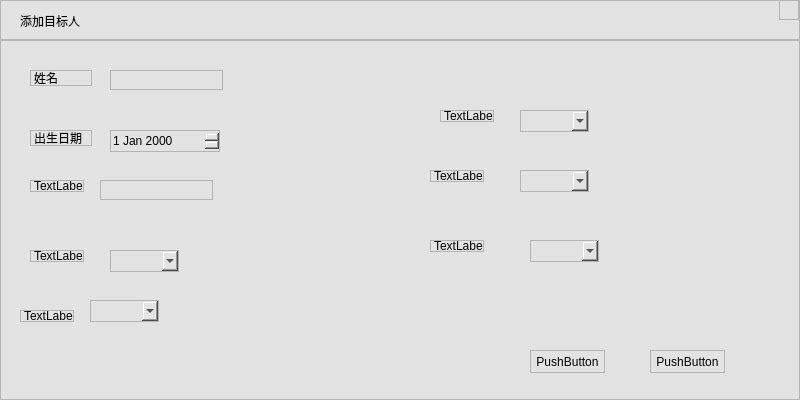
Above: UIModule/addtargetperson.ui from zhangjianscc/ZMClient before the change. Below: the same form after it.
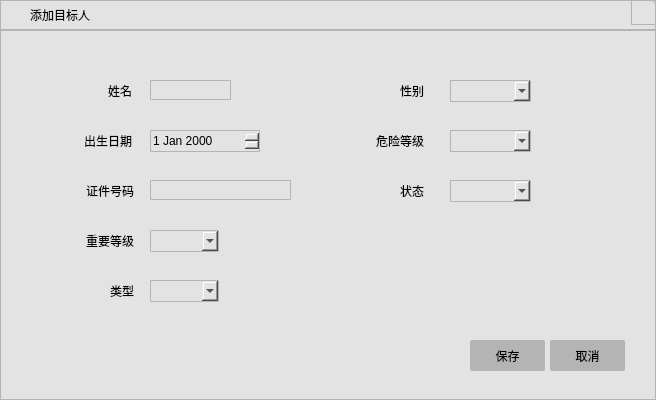
That is the form after the change. Icons and pictures are not drawn.

Patch:
```diff
--- a/UIModule/addtargetperson.ui
+++ b/UIModule/addtargetperson.ui
@@ -6,7 +6,7 @@
    <rect>
     <x>0</x>
     <y>0</y>
-    <width>800</width>
+    <width>656</width>
     <height>400</height>
    </rect>
   </property>
@@ -15,7 +15,8 @@
   </property>
   <property name="styleSheet">
    <string notr="true">background-color: rgb(227, 227, 227);
-border:1px solid rgb(180,180,180);</string>
+border:1px solid rgb(180,180,180);
+border-radius:5px;</string>
   </property>
   <layout class="QVBoxLayout" name="verticalLayout">
    <property name="spacing">
@@ -38,24 +39,33 @@
      <property name="minimumSize">
       <size>
        <width>0</width>
-       <height>40</height>
+       <height>30</height>
       </size>
      </property>
      <property name="maximumSize">
       <size>
        <width>16777215</width>
-       <height>40</height>
+       <height>30</height>
       </size>
      </property>
+     <property name="styleSheet">
+      <string notr="true">border-radius:0px</string>
+     </property>
      <widget class="QLabel" name="label">
       <property name="geometry">
        <rect>
         <x>20</x>
-        <y>5</y>
-        <width>101</width>
-        <height>31</height>
+        <y>7</y>
+        <width>80</width>
+        <height>16</height>
        </rect>
       </property>
+      <property name="sizePolicy">
+       <sizepolicy hsizetype="Preferred" vsizetype="Fixed">
+        <horstretch>0</horstretch>
+        <verstretch>0</verstretch>
+       </sizepolicy>
+      </property>
       <property name="styleSheet">
        <string notr="true">font: 11pt &quot;黑体&quot;;
 border:none</string>
@@ -63,18 +73,36 @@
       <property name="text">
        <string>添加目标人</string>
       </property>
+      <property name="alignment">
+       <set>Qt::AlignCenter</set>
+      </property>
      </widget>
      <widget class="QPushButton" name="pushButton">
       <property name="geometry">
        <rect>
-        <x>779</x>
+        <x>631</x>
         <y>0</y>
-        <width>20</width>
-        <height>20</height>
+        <width>25</width>
+        <height>25</height>
        </rect>
       </property>
+      <property name="minimumSize">
+       <size>
+        <width>25</width>
+        <height>25</height>
+       </size>
+      </property>
+      <property name="maximumSize">
+       <size>
+        <width>25</width>
+        <height>25</height>
+       </size>
+      </property>
       <property name="styleSheet">
-       <string notr="true">border-image: url(:/images/mouseenter03.png);</string>
+       <string notr="true">border-top-right-radius:5px;
+border-top-left-radius:0px;
+border-bottom-right-radius:0px;
+border-bottom-left-radius:px;</string>
       </property>
       <property name="text">
        <string/>
@@ -84,214 +112,312 @@
    </item>
    <item>
     <widget class="QWidget" name="widget_2" native="true">
+     <property name="styleSheet">
+      <string notr="true">border-radius:0px</string>
+     </property>
      <widget class="QLabel" name="label_2">
       <property name="geometry">
        <rect>
-        <x>30</x>
-        <y>90</y>
-        <width>62</width>
-        <height>16</height>
+        <x>61</x>
+        <y>100</y>
+        <width>71</width>
+        <height>21</height>
        </rect>
       </property>
+      <property name="styleSheet">
+       <string notr="true">border:none;
+font: 11pt &quot;黑体&quot;;</string>
+      </property>
       <property name="text">
        <string>出生日期</string>
       </property>
+      <property name="alignment">
+       <set>Qt::AlignRight|Qt::AlignTrailing|Qt::AlignVCenter</set>
+      </property>
      </widget>
      <widget class="QLabel" name="label_3">
       <property name="geometry">
        <rect>
-        <x>30</x>
-        <y>30</y>
+        <x>70</x>
+        <y>50</y>
         <width>62</width>
-        <height>16</height>
+        <height>21</height>
        </rect>
       </property>
+      <property name="layoutDirection">
+       <enum>Qt::LeftToRight</enum>
+      </property>
+      <property name="styleSheet">
+       <string notr="true">border:none;
+font: 11pt &quot;黑体&quot;;</string>
+      </property>
       <property name="text">
        <string>姓名</string>
       </property>
+      <property name="alignment">
+       <set>Qt::AlignRight|Qt::AlignTrailing|Qt::AlignVCenter</set>
+      </property>
      </widget>
      <widget class="QLabel" name="label_4">
       <property name="geometry">
        <rect>
-        <x>30</x>
-        <y>140</y>
-        <width>54</width>
-        <height>12</height>
+        <x>43</x>
+        <y>150</y>
+        <width>91</width>
+        <height>21</height>
        </rect>
       </property>
+      <property name="styleSheet">
+       <string notr="true">border:none;
+font: 11pt &quot;黑体&quot;;</string>
+      </property>
       <property name="text">
-       <string>TextLabel</string>
+       <string>证件号码</string>
+      </property>
+      <property name="alignment">
+       <set>Qt::AlignRight|Qt::AlignTrailing|Qt::AlignVCenter</set>
       </property>
      </widget>
      <widget class="QLabel" name="label_5">
       <property name="geometry">
        <rect>
-        <x>30</x>
-        <y>210</y>
-        <width>54</width>
-        <height>12</height>
+        <x>53</x>
+        <y>200</y>
+        <width>81</width>
+        <height>21</height>
        </rect>
       </property>
+      <property name="styleSheet">
+       <string notr="true">border:none;
+font: 11pt &quot;黑体&quot;;</string>
+      </property>
       <property name="text">
-       <string>TextLabel</string>
+       <string>重要等级</string>
+      </property>
+      <property name="alignment">
+       <set>Qt::AlignRight|Qt::AlignTrailing|Qt::AlignVCenter</set>
       </property>
      </widget>
      <widget class="QLabel" name="label_6">
       <property name="geometry">
        <rect>
-        <x>20</x>
-        <y>270</y>
-        <width>54</width>
-        <height>12</height>
+        <x>53</x>
+        <y>250</y>
+        <width>81</width>
+        <height>21</height>
        </rect>
       </property>
+      <property name="styleSheet">
+       <string notr="true">border:none;
+font: 11pt &quot;黑体&quot;;</string>
+      </property>
       <property name="text">
-       <string>TextLabel</string>
+       <string>类型</string>
+      </property>
+      <property name="alignment">
+       <set>Qt::AlignRight|Qt::AlignTrailing|Qt::AlignVCenter</set>
       </property>
      </widget>
      <widget class="QLabel" name="label_7">
       <property name="geometry">
        <rect>
-        <x>440</x>
-        <y>70</y>
-        <width>54</width>
-        <height>12</height>
+        <x>353</x>
+        <y>50</y>
+        <width>71</width>
+        <height>21</height>
        </rect>
       </property>
+      <property name="styleSheet">
+       <string notr="true">border:none;
+font: 11pt &quot;黑体&quot;;</string>
+      </property>
       <property name="text">
-       <string>TextLabel</string>
+       <string>性别</string>
+      </property>
+      <property name="alignment">
+       <set>Qt::AlignRight|Qt::AlignTrailing|Qt::AlignVCenter</set>
       </property>
      </widget>
      <widget class="QLabel" name="label_8">
       <property name="geometry">
        <rect>
-        <x>430</x>
-        <y>130</y>
-        <width>54</width>
-        <height>12</height>
+        <x>353</x>
+        <y>100</y>
+        <width>71</width>
+        <height>21</height>
        </rect>
       </property>
+      <property name="styleSheet">
+       <string notr="true">border:none;
+font: 11pt &quot;黑体&quot;;</string>
+      </property>
       <property name="text">
-       <string>TextLabel</string>
+       <string>危险等级</string>
+      </property>
+      <property name="alignment">
+       <set>Qt::AlignRight|Qt::AlignTrailing|Qt::AlignVCenter</set>
       </property>
      </widget>
      <widget class="QLabel" name="label_9">
       <property name="geometry">
        <rect>
-        <x>430</x>
-        <y>200</y>
-        <width>54</width>
-        <height>12</height>
+        <x>353</x>
+        <y>150</y>
+        <width>71</width>
+        <height>21</height>
        </rect>
       </property>
+      <property name="styleSheet">
+       <string notr="true">border:none;
+font: 11pt &quot;黑体&quot;;</string>
+      </property>
       <property name="text">
-       <string>TextLabel</string>
+       <string>状态</string>
+      </property>
+      <property name="alignment">
+       <set>Qt::AlignRight|Qt::AlignTrailing|Qt::AlignVCenter</set>
       </property>
      </widget>
      <widget class="QLineEdit" name="lineEdit">
       <property name="geometry">
        <rect>
-        <x>110</x>
-        <y>30</y>
-        <width>113</width>
+        <x>150</x>
+        <y>50</y>
+        <width>81</width>
         <height>20</height>
        </rect>
       </property>
+      <property name="styleSheet">
+       <string notr="true">border-radius:1px</string>
+      </property>
      </widget>
      <widget class="QDateEdit" name="dateEdit">
       <property name="geometry">
        <rect>
-        <x>110</x>
-        <y>90</y>
+        <x>150</x>
+        <y>100</y>
         <width>110</width>
         <height>22</height>
        </rect>
       </property>
+      <property name="styleSheet">
+       <string notr="true">border-radius:1px</string>
+      </property>
      </widget>
      <widget class="QLineEdit" name="lineEdit_2">
       <property name="geometry">
        <rect>
-        <x>100</x>
-        <y>140</y>
-        <width>113</width>
+        <x>150</x>
+        <y>150</y>
+        <width>141</width>
         <height>20</height>
        </rect>
       </property>
+      <property name="styleSheet">
+       <string notr="true">border-radius:1px</string>
+      </property>
      </widget>
      <widget class="QComboBox" name="comboBox">
       <property name="geometry">
        <rect>
-        <x>110</x>
-        <y>210</y>
+        <x>150</x>
+        <y>200</y>
         <width>69</width>
         <height>22</height>
        </rect>
       </property>
+      <property name="styleSheet">
+       <string notr="true">border-radius:1px</string>
+      </property>
      </widget>
      <widget class="QComboBox" name="comboBox_2">
       <property name="geometry">
        <rect>
-        <x>90</x>
-        <y>260</y>
+        <x>150</x>
+        <y>250</y>
         <width>69</width>
         <height>22</height>
        </rect>
       </property>
+      <property name="styleSheet">
+       <string notr="true">border-radius:1px</string>
+      </property>
      </widget>
      <widget class="QComboBox" name="comboBox_3">
       <property name="geometry">
        <rect>
-        <x>520</x>
-        <y>70</y>
-        <width>69</width>
+        <x>450</x>
+        <y>50</y>
+        <width>81</width>
         <height>22</height>
        </rect>
       </property>
+      <property name="styleSheet">
+       <string notr="true">border-radius:1px</string>
+      </property>
      </widget>
      <widget class="QComboBox" name="comboBox_4">
       <property name="geometry">
        <rect>
-        <x>520</x>
-        <y>130</y>
-        <width>69</width>
+        <x>450</x>
+        <y>100</y>
+        <width>81</width>
         <height>22</height>
        </rect>
       </property>
+      <property name="styleSheet">
+       <string notr="true">border-radius:1px</string>
+      </property>
      </widget>
      <widget class="QComboBox" name="comboBox_5">
       <property name="geometry">
        <rect>
-        <x>530</x>
-        <y>200</y>
-        <width>69</width>
+        <x>450</x>
+        <y>150</y>
+        <width>81</width>
         <height>22</height>
        </rect>
       </property>
+      <property name="styleSheet">
+       <string notr="true">border-radius:1px</string>
+      </property>
      </widget>
      <widget class="QPushButton" name="pushButton_2">
       <property name="geometry">
        <rect>
-        <x>530</x>
+        <x>470</x>
         <y>310</y>
         <width>75</width>
-        <height>23</height>
+        <height>31</height>
        </rect>
       </property>
+      <property name="styleSheet">
+       <string notr="true">font: 14pt &quot;黑体&quot;;
+border: none;
+border-radius: 2px;
+background-color:rgb(180,180,180)</string>
+      </property>
       <property name="text">
-       <string>PushButton</string>
+       <string>保存</string>
       </property>
      </widget>
      <widget class="QPushButton" name="pushButton_3">
       <property name="geometry">
        <rect>
-        <x>650</x>
+        <x>550</x>
         <y>310</y>
         <width>75</width>
-        <height>23</height>
+        <height>31</height>
        </rect>
       </property>
+      <property name="styleSheet">
+       <string notr="true">font: 14pt &quot;黑体&quot;;
+border: none;
+border-radius: 2px;
+background-color:rgb(180,180,180)</string>
+      </property>
       <property name="text">
-       <string>PushButton</string>
+       <string>取消</string>
       </property>
      </widget>
     </widget>
```
Left out of the diff: 6 changed lines with no effect on the pictures.
